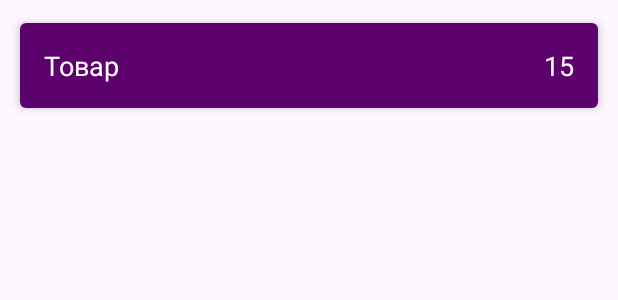
After one commit to akendardi/ShopList, an Android app: the layout shop_item_enabled.xml on its own in the app's theme, with its tools: preview values and no code run, on a phone screen of 412 x 824 dp. The commit adds this screen. Shown: the top 300 px of the screen. Run offline under Robolectric (Android 15) with nearby library versions, the phone set to English and light mode, and no system bars.

Commit message:
create recycler view and mackets

```diff
--- /dev/null
+++ b/app/src/main/res/layout/shop_item_enabled.xml
@@ -0,0 +1,39 @@
+<?xml version="1.0" encoding="utf-8"?>
+<androidx.cardview.widget.CardView xmlns:android="http://schemas.android.com/apk/res/android"
+    xmlns:app="http://schemas.android.com/apk/res-auto"
+    android:layout_width="match_parent"
+    android:layout_height="wrap_content"
+    xmlns:tools="http://schemas.android.com/tools"
+    android:layout_margin="8dp"
+    app:cardCornerRadius="4dp"
+    app:cardElevation="4dp"
+    app:cardUseCompatPadding="true">
+    <!--9 строка - Высота парения элемента-->
+    <LinearLayout
+        android:layout_width="match_parent"
+        android:layout_height="wrap_content"
+        android:orientation="horizontal"
+        android:background="#5D016D"
+        android:padding="16dp">
+
+        <TextView
+            android:id="@+id/tv_name"
+            android:layout_width="0dp"
+            android:textColor="@color/white"
+            tools:text="Товар"
+            android:textSize="18sp"
+            android:layout_height="wrap_content"
+            android:layout_weight="1" />
+
+        <TextView
+            android:id="@+id/tv_count"
+            android:layout_width="wrap_content"
+            android:textColor="@color/white"
+            tools:text="15"
+            android:textSize="18sp"
+            android:layout_height="wrap_content"/>
+
+
+    </LinearLayout>
+
+</androidx.cardview.widget.CardView>
--- a/app/src/main/res/values/strings.xml
+++ b/app/src/main/res/values/strings.xml
@@ -1,3 +1,4 @@
 <resources>
     <string name="app_name">ShopList</string>
+    <string name="add_new_shopitem">Add new shopItem</string>
 </resources>
```
Also changed, not shown: app/src/main/res/layout/activity_main.xml (+21 -5 lines), app/src/main/res/layout/shop_item_disabled.xml (added, +39 -0 lines).
